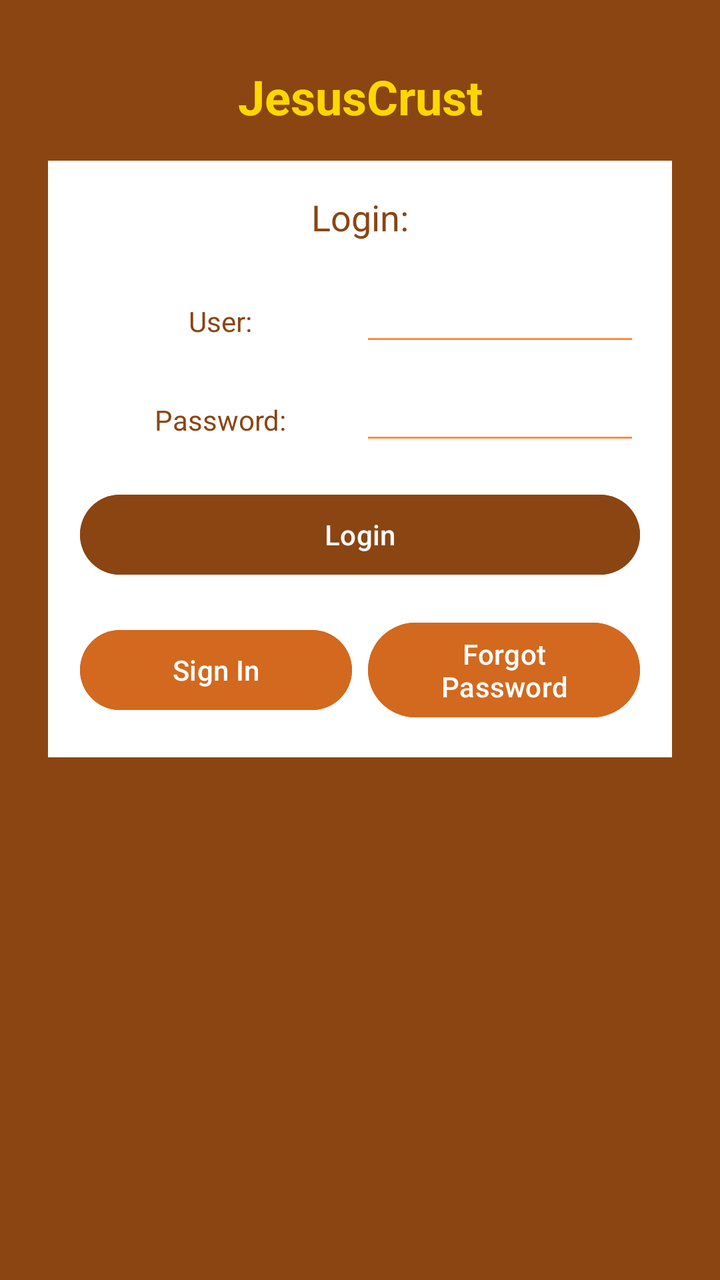
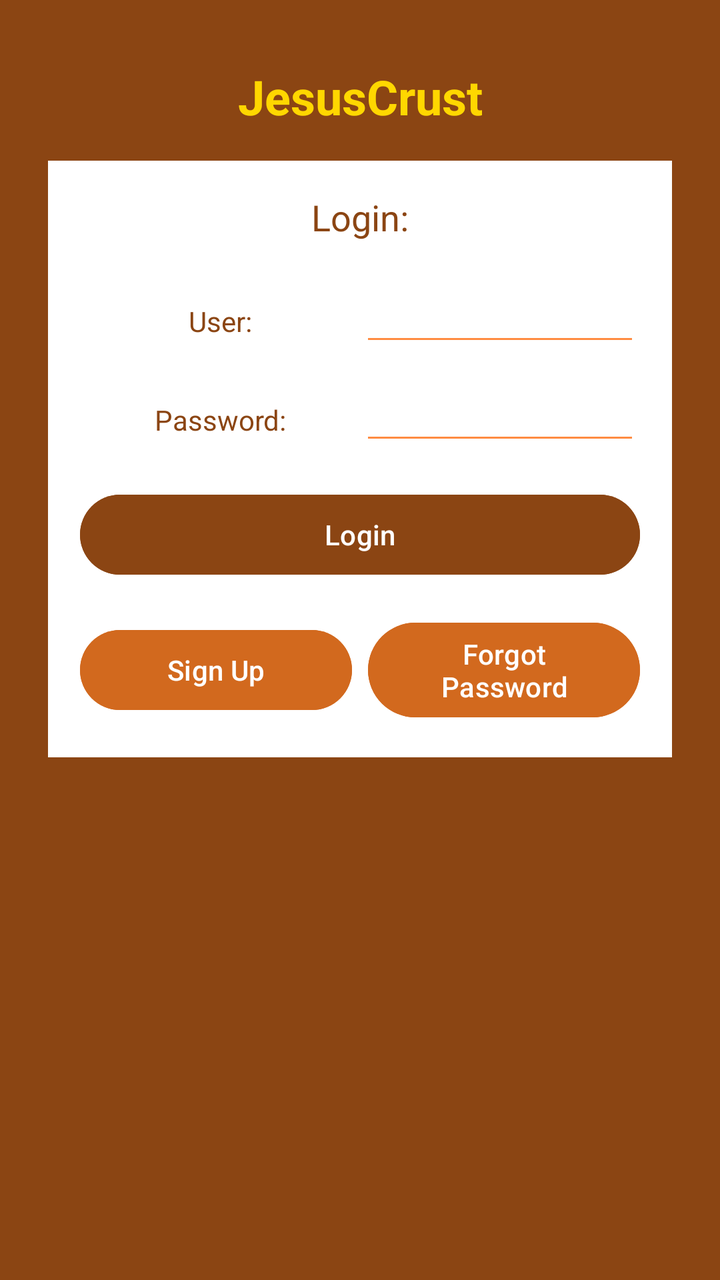

The first picture is an Android layout as it rendered before a commit; the second is the same layout after the commit. The layout source and the unified diff follow.
<!-- AndroidManifest.xml: application theme Theme.JesusCrust -->
<!-- res/layout/activity_main.xml -->
<?xml version="1.0" encoding="utf-8"?>
<androidx.constraintlayout.widget.ConstraintLayout
    xmlns:android="http://schemas.android.com/apk/res/android"
    xmlns:app="http://schemas.android.com/apk/res-auto"
    xmlns:tools="http://schemas.android.com/tools"
    android:id="@+id/main"
    android:layout_width="match_parent"
    android:layout_height="match_parent"
    android:background="#8B4513"
    tools:context=".MainActivity">

    
    <TextView
        android:id="@+id/LoginTitle"
        android:layout_width="wrap_content"
        android:layout_height="wrap_content"
        android:text="JesusCrust"
        android:textSize="24sp"
        android:textStyle="bold"
        android:textColor="#FFD700"
        app:layout_constraintTop_toTopOf="parent"
        app:layout_constraintStart_toStartOf="parent"
        app:layout_constraintEnd_toEndOf="parent"
        android:layout_marginTop="32dp"/>

    
    <LinearLayout
        android:id="@+id/LoginForm"
        android:layout_width="0dp"
        android:layout_height="wrap_content"
        android:orientation="vertical"
        android:padding="16dp"
        android:background="#FFFFFF"
        app:layout_constraintTop_toBottomOf="@id/LoginTitle"
        app:layout_constraintStart_toStartOf="parent"
        app:layout_constraintEnd_toEndOf="parent"
        android:layout_marginStart="24dp"
        android:layout_marginEnd="24dp"
        android:layout_marginTop="16dp">

        
        <TextView
            android:id="@+id/LoginLabel"
            android:layout_width="match_parent"
            android:layout_height="wrap_content"
            android:text="Login:"
            android:textAlignment="center"
            android:textSize="18sp"
            android:textColor="#8B4513"
            android:layout_marginBottom="16dp"/>

        
        <LinearLayout
            android:layout_width="match_parent"
            android:layout_height="wrap_content"
            android:orientation="horizontal"
            android:layout_marginBottom="8dp">

            <TextView
                android:layout_width="0dp"
                android:layout_height="wrap_content"
                android:layout_weight="1"
                android:text="User:"
                android:textAlignment="center"
                android:textColor="#8B4513"/>

            <EditText
                android:id="@+id/UsernameInput"
                android:layout_width="0dp"
                android:layout_height="wrap_content"
                android:layout_weight="1"
                android:ems="10"
                android:inputType="text"
                android:textAlignment="center"
                android:backgroundTint="#FF8C42"/>
        </LinearLayout>

        
        <LinearLayout
            android:layout_width="match_parent"
            android:layout_height="wrap_content"
            android:orientation="horizontal"
            android:layout_marginBottom="16dp">

            <TextView
                android:layout_width="0dp"
                android:layout_height="wrap_content"
                android:layout_weight="1"
                android:text="Password:"
                android:textAlignment="center"
                android:textColor="#8B4513"/>

            <EditText
                android:id="@+id/PasswordInput"
                android:layout_width="0dp"
                android:layout_height="wrap_content"
                android:layout_weight="1"
                android:ems="10"
                android:inputType="textPassword"
                android:textAlignment="center"
                android:backgroundTint="#FF8C42"/>
        </LinearLayout>

        
        <Button
            android:id="@+id/LoginButton"
            android:layout_width="match_parent"
            android:layout_height="wrap_content"
            android:text="Login"
            android:layout_marginBottom="8dp"
            android:backgroundTint="#8B4513"
            android:textColor="#FFFFFF"/>

        
        <LinearLayout
            android:layout_width="match_parent"
            android:layout_height="wrap_content"
            android:orientation="horizontal"
            android:gravity="center"
            android:layout_marginTop="8dp">

            <Button
                android:id="@+id/SignInButton"
                android:layout_width="0dp"
                android:layout_height="wrap_content"
                android:layout_weight="1"
                android:text="Sign In"
                android:layout_marginEnd="8dp"
                android:backgroundTint="#D2691E"
                android:textColor="#FFFFFF"/>

            <Button
                android:id="@+id/ForgotPasswordButton"
                android:layout_width="0dp"
                android:layout_height="wrap_content"
                android:layout_weight="1"
                android:text="Forgot Password"
                android:backgroundTint="#D2691E"
                android:textColor="#FFFFFF"/>
        </LinearLayout>

    </LinearLayout>

</androidx.constraintlayout.widget.ConstraintLayout>
<!-- resources referenced by this layout -->
<resources>
  <style name="Theme.JesusCrust" parent="Base.Theme.JesusCrust" />
  <style name="Base.Theme.JesusCrust" parent="Theme.Material3.DayNight.NoActionBar">
          
          
      </style>
</resources>

<!-- the commit's change to res/layout/activity_main.xml (unified diff, before → after) -->
@@ -120,14 +120,14 @@
             android:layout_marginTop="8dp">
 
             <Button
-                android:id="@+id/SignInButton"
+                android:id="@+id/SignUpButton"
                 android:layout_width="0dp"
                 android:layout_height="wrap_content"
+                android:layout_marginEnd="8dp"
                 android:layout_weight="1"
-                android:text="Sign In"
-                android:layout_marginEnd="8dp"
                 android:backgroundTint="#D2691E"
-                android:textColor="#FFFFFF"/>
+                android:text="Sign Up"
+                android:textColor="#FFFFFF" />
 
             <Button
                 android:id="@+id/ForgotPasswordButton"
